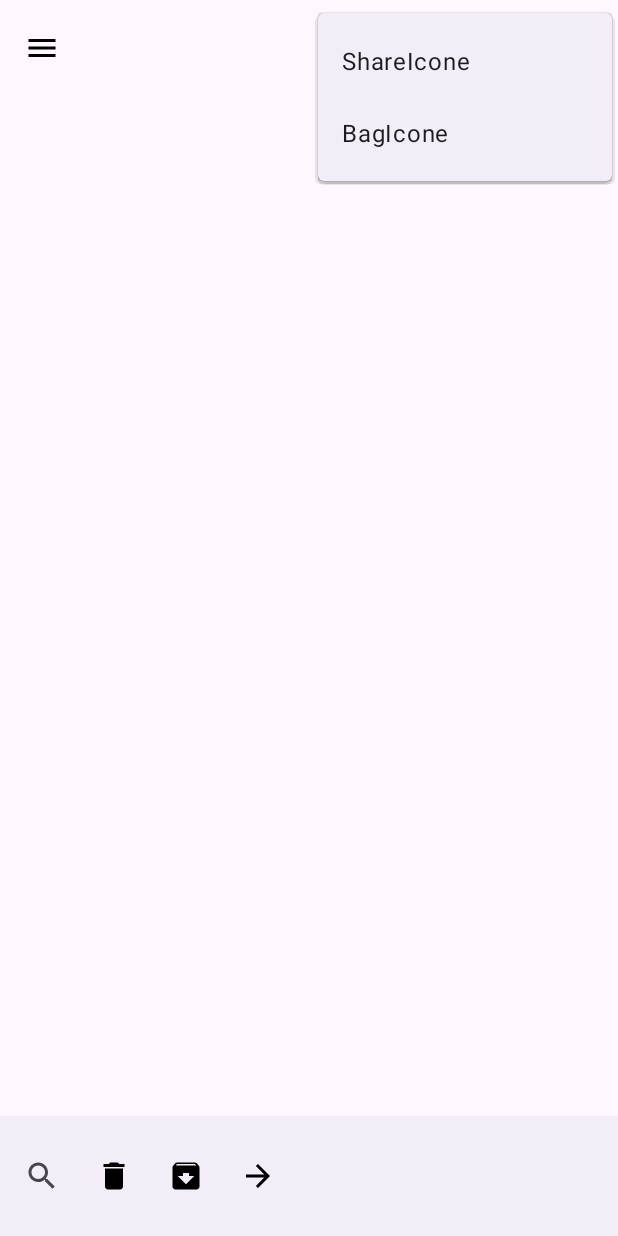
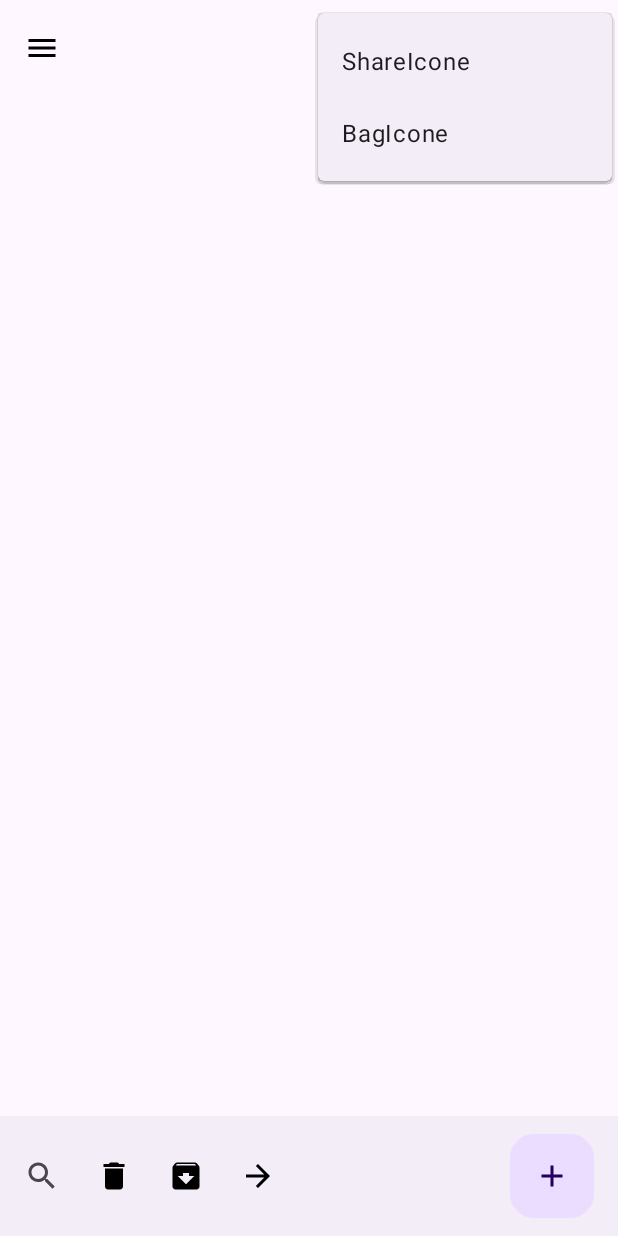
Before and after one commit to joaoguilherme000/Material-Design-AS, an Android app: the screen it shows after launch (MainActivity), with the options menu open, on a phone screen of 412 x 824 dp. Run offline under Robolectric (Android 15) with nearby library versions, the phone set to English and light mode, and no system bars.

Commit message:
Float action button

```diff
--- a/app/src/main/res/layout/activity_main.xml
+++ b/app/src/main/res/layout/activity_main.xml
@@ -23,6 +23,7 @@
     </com.google.android.material.appbar.AppBarLayout>
 
     <com.google.android.material.bottomappbar.BottomAppBar
+        android:id="@+id/idBottomBar"
         style="@style/Widget.Material3.BottomAppBar"
         android:layout_width="match_parent"
         android:layout_height="wrap_content"
@@ -30,4 +31,10 @@
         app:menu="@menu/menu_bottom_bar"
         app:navigationIcon="@drawable/baseline_search" />
 
+    <com.google.android.material.floatingactionbutton.FloatingActionButton
+        android:layout_width="wrap_content"
+        android:layout_height="wrap_content"
+        android:src="@drawable/baseline_add"
+        app:layout_anchor="@id/idBottomBar"
+        />
 </androidx.coordinatorlayout.widget.CoordinatorLayout>
```
